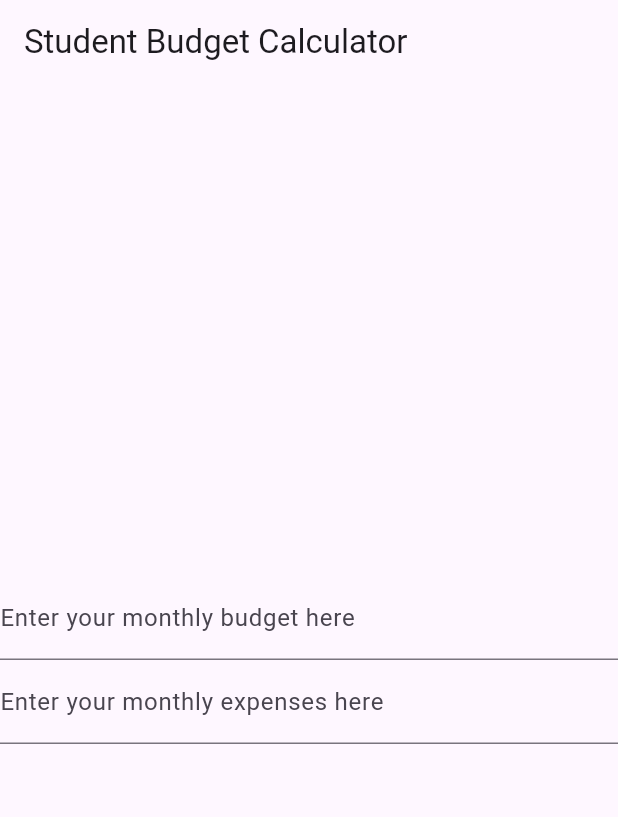
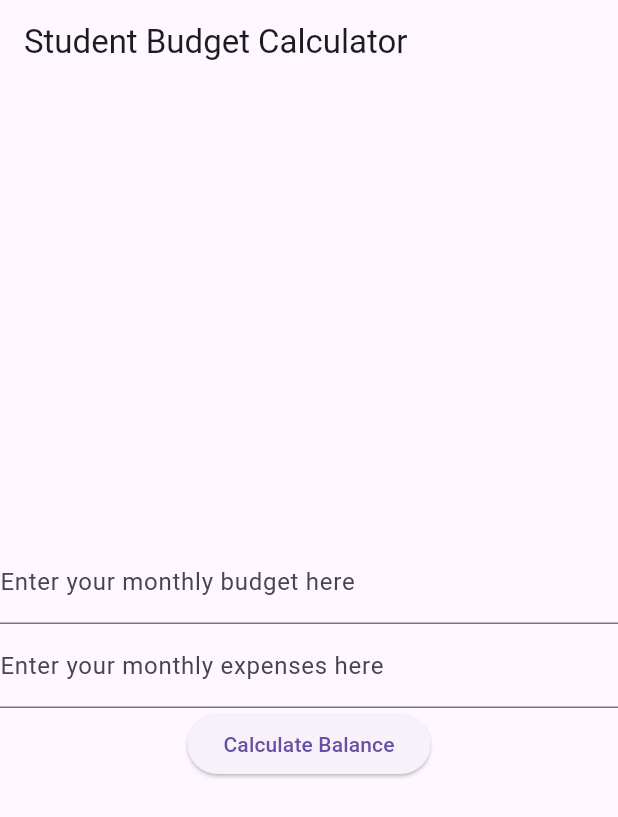
Before and after one commit to harine424/stud_budget_calc, a Flutter app: the screen it shows after launch, on a phone screen of 412 x 824 dp. Shown: the top 817 px of the screen. Run offline on Flutter 3.47's test engine with Material 3 defaults, Android fonts, the phone set to English and light mode, and no system bars.

Commit message:
"calculate balance" button

```diff
--- a/lib/main.dart
+++ b/lib/main.dart
@@ -47,6 +47,11 @@ class _BudgetPageState extends State<BudgetPage> {
               ),
               keyboardType: TextInputType.number,
             ),
+            ElevatedButton(
+              onPressed: () {},
+
+              child: const Text("Calculate Balance"),
+            ),
           ],
         ),
       ),
```
